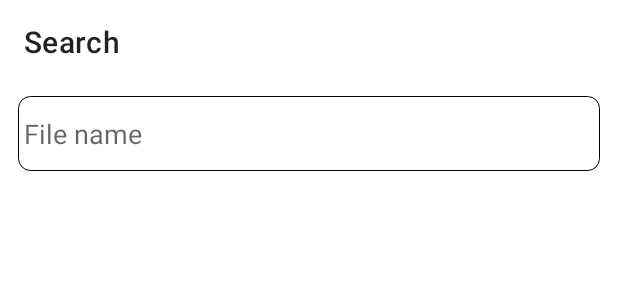
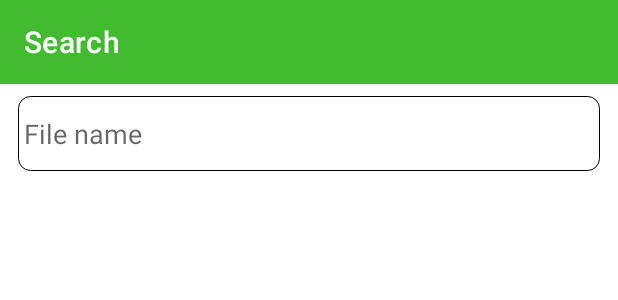
Before and after one commit to FarAwayShip/FilePicker, an Android app: the layout activity_search_file.xml on its own in the app's theme, with its tools: preview values and no code run, on a phone screen of 412 x 824 dp. Shown: the top 300 px of the screen. Run offline under Robolectric (Android 15) with nearby library versions, the phone set to English and light mode, and no system bars.

Commit message:
(bug) - not set content for search activity

```diff
--- a/library/src/main/AndroidManifest.xml
+++ b/library/src/main/AndroidManifest.xml
@@ -5,7 +5,8 @@
     <application>
         <activity
             android:name=".search.SearchFileActivity"
-            android:exported="true" >
+            android:exported="true"
+            android:theme="@style/SearchTheme">
         </activity>
         <activity
             android:name=".FileSelectActivity"
--- a/library/src/main/java/com/farawayship/library/search/SearchFileActivity.kt
+++ b/library/src/main/java/com/farawayship/library/search/SearchFileActivity.kt
@@ -28,6 +28,7 @@ class SearchFileActivity : AppCompatActivity() {
     override fun onCreate(savedInstanceState: Bundle?) {
         super.onCreate(savedInstanceState)
         mBinding = ActivitySearchFileBinding.inflate(LayoutInflater.from(this))
+        setContentView(mBinding.root)
         setSupportActionBar(mBinding.toolbar)
 
         searchResultAdapter = SearchResultAdapter(mutableListOf()) {
--- a/library/src/main/res/layout/activity_search_file.xml
+++ b/library/src/main/res/layout/activity_search_file.xml
@@ -11,7 +11,10 @@
         android:id="@+id/toolbar"
         android:layout_width="match_parent"
         android:layout_height="wrap_content"
-        app:title="@string/search"/>
+        android:minHeight="?attr/actionBarSize"
+        app:title="@string/search"
+        android:background="@color/green"
+        app:titleTextColor="@color/white"/>
 
     <androidx.appcompat.widget.AppCompatEditText
         android:id="@+id/search_view"
--- a/library/src/main/res/values/styles.xml
+++ b/library/src/main/res/values/styles.xml
@@ -1,5 +1,8 @@
 <?xml version="1.0" encoding="utf-8"?>
 <resources>
+
+    <style name="SearchTheme" parent="Theme.AppCompat.Light.NoActionBar">
+    </style>
 
     <style name="FileManagerTheme" parent="Theme.AppCompat.DayNight.NoActionBar">
         <item name="colorPrimary">@color/colorPrimary</item>
```
